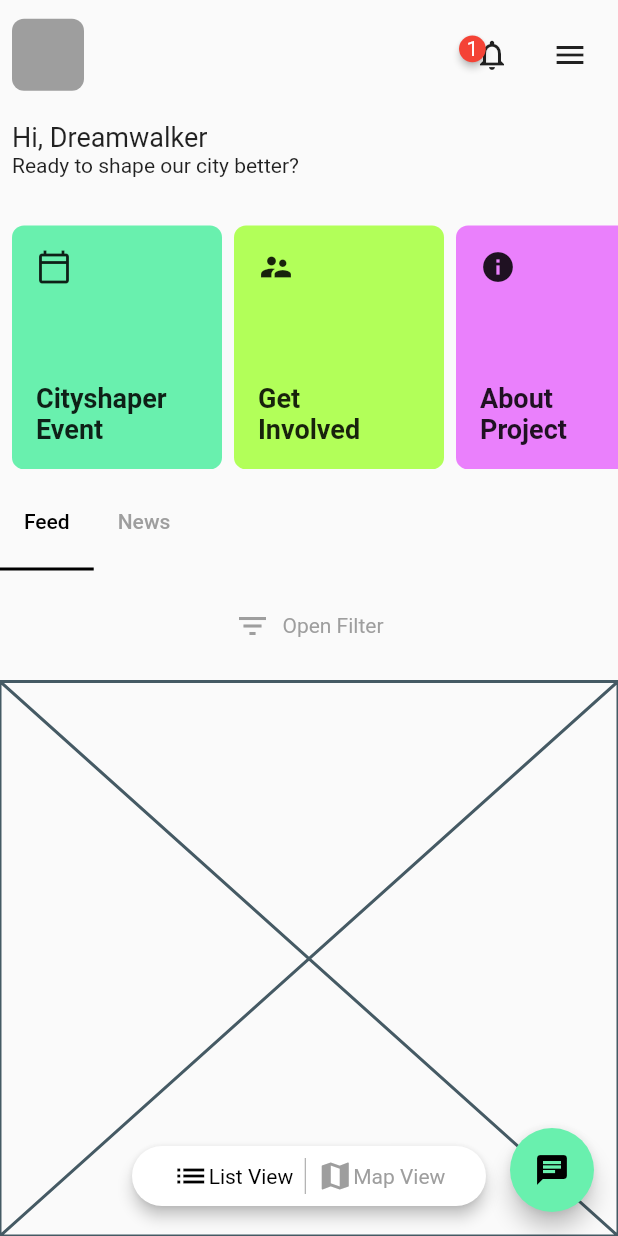
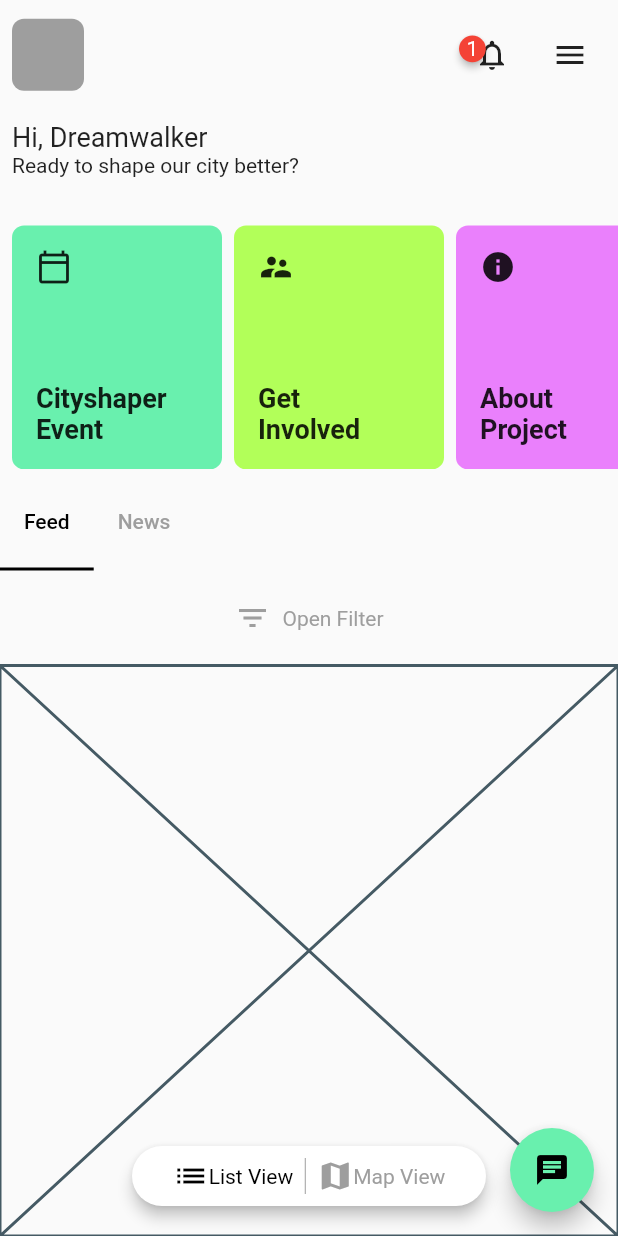
Before and after one commit to JAICHANGPARK/flutter_notebook_11th_story, a Flutter app: the screen it shows after launch, on a phone screen of 412 x 824 dp. Run offline on Flutter 3.47's test engine with Material 2 defaults, Android fonts, the phone set to English and light mode, and no system bars; drawn by our look-alikes of badges; our stand-ins replace backdrop, flutter_inner_drawer, flutter_slidable, flutter_swiper, google_fonts.

Commit message:
Update irys_home_page.dart

```diff
--- a/lib/ep727_irys_mobile_app/ui/irys_home_page.dart
+++ b/lib/ep727_irys_mobile_app/ui/irys_home_page.dart
@@ -213,7 +213,7 @@ class _IrysHomePageState extends State<IrysHomePage> with SingleTickerProviderSt
                                     )
                                   ],
                                 )),
-                            Expanded(flex: 10, child: Placeholder()),
+                            Expanded(flex: 12, child: Placeholder()),
                           ],
                         ),
                         Container(
```
